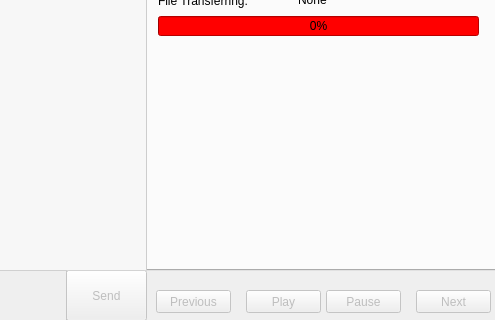
Old version of the form mainwindow.ui in the repository warren80/comaudio; both pictures show x 174 to 669 and y 120 to 440 of the 669 by 440 pixel window.
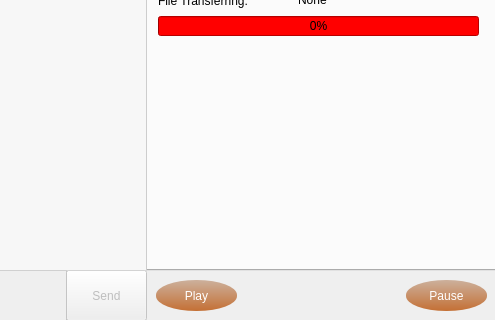
New version of the form. The open tabs and pages were chosen to show the change. Icons and pictures are not drawn.

The edit to the form file:
```diff
--- a/mainwindow.ui
+++ b/mainwindow.ui
@@ -25,6 +25,9 @@
   <property name="windowTitle">
    <string>Kidnapster - Disconnected</string>
   </property>
+  <property name="styleSheet">
+   <string notr="true"/>
+  </property>
   <widget class="QWidget" name="centralWidget">
    <property name="minimumSize">
     <size>
@@ -546,53 +549,30 @@
      </widget>
     </widget>
    </widget>
-   <widget class="QPushButton" name="previousButton">
-    <property name="enabled">
-     <bool>false</bool>
-    </property>
-    <property name="geometry">
-     <rect>
-      <x>330</x>
-      <y>410</y>
-      <width>75</width>
-      <height>23</height>
-     </rect>
-    </property>
-    <property name="text">
-     <string>Previous</string>
-    </property>
-   </widget>
    <widget class="QPushButton" name="playButton">
     <property name="enabled">
      <bool>false</bool>
     </property>
     <property name="geometry">
      <rect>
-      <x>420</x>
-      <y>410</y>
-      <width>75</width>
-      <height>23</height>
+      <x>330</x>
+      <y>400</y>
+      <width>81</width>
+      <height>31</height>
      </rect>
     </property>
+    <property name="styleSheet">
+     <string notr="true">background: qlineargradient(spread:pad, x1:0.5, y1:0, x2:0.5, y2:1, stop:0 rgba(204, 176, 156, 255), stop:1 rgba(196, 112, 53, 255));
+border: 1px #c47035 brown;
+border-radius: 40px 15px;
+color: white;</string>
+    </property>
     <property name="text">
      <string>Play</string>
     </property>
-   </widget>
-   <widget class="QPushButton" name="nextButton">
-    <property name="enabled">
+    <property name="checkable">
      <bool>false</bool>
     </property>
-    <property name="geometry">
-     <rect>
-      <x>590</x>
-      <y>410</y>
-      <width>75</width>
-      <height>23</height>
-     </rect>
-    </property>
-    <property name="text">
-     <string>Next</string>
-    </property>
    </widget>
    <widget class="QPushButton" name="pauseButton">
     <property name="enabled">
@@ -600,12 +580,18 @@
     </property>
     <property name="geometry">
      <rect>
-      <x>500</x>
-      <y>410</y>
-      <width>75</width>
-      <height>23</height>
+      <x>580</x>
+      <y>400</y>
+      <width>81</width>
+      <height>31</height>
      </rect>
     </property>
+    <property name="styleSheet">
+     <string notr="true">background: qlineargradient(spread:pad, x1:0.5, y1:0, x2:0.5, y2:1, stop:0 rgba(204, 176, 156, 255), stop:1 rgba(196, 112, 53, 255));
+border: 1px #c47035 brown;
+border-radius: 40px 15px;
+color: white;</string>
+    </property>
     <property name="text">
      <string>Pause</string>
     </property>
@@ -625,6 +611,19 @@
 background-position: center;</string>
     </property>
    </widget>
+   <widget class="QLabel" name="notes">
+    <property name="geometry">
+     <rect>
+      <x>420</x>
+      <y>403</y>
+      <width>151</width>
+      <height>31</height>
+     </rect>
+    </property>
+    <property name="text">
+     <string/>
+    </property>
+   </widget>
    <zorder>typeScreen</zorder>
    <zorder>sendButton</zorder>
    <zorder>tabWidget</zorder>
```
Left out of the diff: 8 changed lines with no effect on the pictures.
